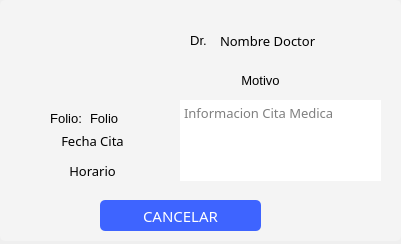
MrDanielG/Hospital-SCRUM, file hospital-Core/Widgets/Paciente/paciente_tarjeta_cita.ui: the form before one commit.
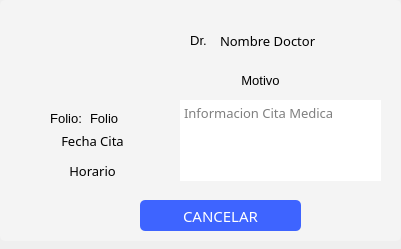
The form after the commit. Icons and pictures are not drawn.

Commit message: historia reagendarCita

Diff of the .ui file:
```diff
--- a/hospital-Core/Widgets/Paciente/paciente_tarjeta_cita.ui
+++ b/hospital-Core/Widgets/Paciente/paciente_tarjeta_cita.ui
@@ -7,7 +7,7 @@
     <x>0</x>
     <y>0</y>
     <width>401</width>
-    <height>244</height>
+    <height>249</height>
    </rect>
   </property>
   <property name="windowTitle">
@@ -24,14 +24,14 @@
    </property>
    <property name="minimumSize">
     <size>
-     <width>0</width>
-     <height>0</height>
+     <width>401</width>
+     <height>241</height>
     </size>
    </property>
    <property name="maximumSize">
     <size>
-     <width>9999</width>
-     <height>9999</height>
+     <width>401</width>
+     <height>241</height>
     </size>
    </property>
    <property name="styleSheet">
@@ -64,7 +64,7 @@
   <widget class="QPushButton" name="btn_gestionar">
    <property name="geometry">
     <rect>
-     <x>100</x>
+     <x>140</x>
      <y>200</y>
      <width>161</width>
      <height>31</height>
```
Left out of the diff: 11 changed lines with no effect on the pictures. The commit also changes 11 other files.
